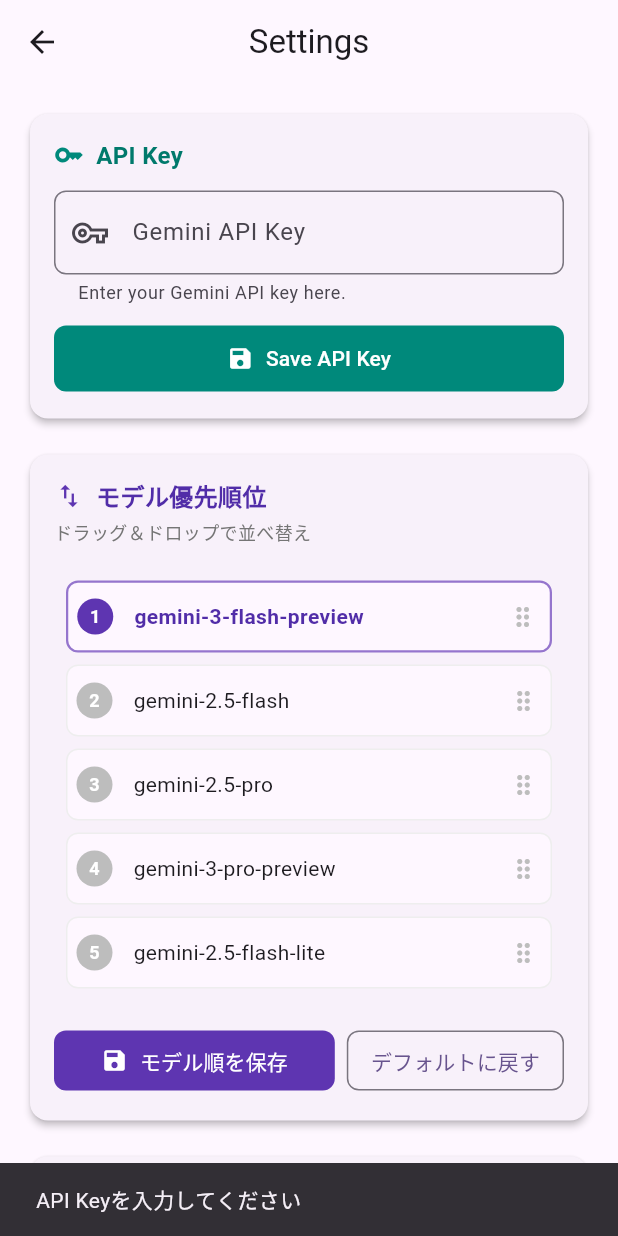
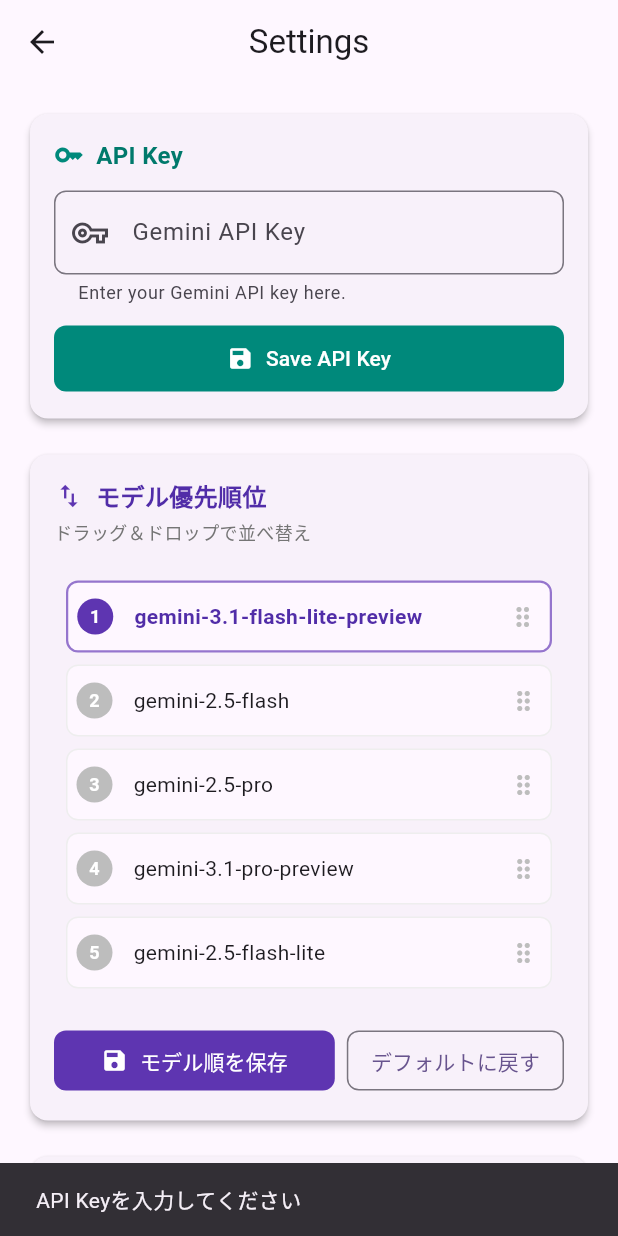
Before and after one commit to shodoi/alt-assistant-app, a Flutter app: the screen it shows after launch, after a tap on "Save API Key", on a phone screen of 412 x 824 dp. Run offline on Flutter 3.47's test engine with Material 3 defaults, Android fonts, the light colour scheme and no system bars; our stand-ins replace camera, flutter_markdown, flutter_secure_storage, google_generative_ai, image_picker, shared_preferences and 1 more; missing offline and left inert: camera_macos, file_selector; accounts and stored records are empty.

Commit message:
モデルバージョン更新

```diff
--- a/lib/config.dart
+++ b/lib/config.dart
@@ -7,10 +7,10 @@
   static const String initialPromptDefault = 'この画像の簡潔な代替テキスト（Alt Text）を、装飾（**等）のないプレーンな日本語で生成してください。';
 
   static const List<String> defaultModelOrder = [
-    'gemini-3-flash-preview',
+    'gemini-3.1-flash-lite-preview',
     'gemini-2.5-flash',
     'gemini-2.5-pro',
-    'gemini-3-pro-preview',
+    'gemini-3.1-pro-preview',
     'gemini-2.5-flash-lite',
   ];
 }
--- a/lib/main.dart
+++ b/lib/main.dart
@@ -167,7 +167,7 @@
     try {
       // APIキーの有効性検証
       final model = GenerativeModel(
-        model: 'gemini-3-flash-preview',
+        model: 'gemini-3.1-flash-lite-preview',
         apiKey: newKey,
       );
       // テストリクエスト
```
